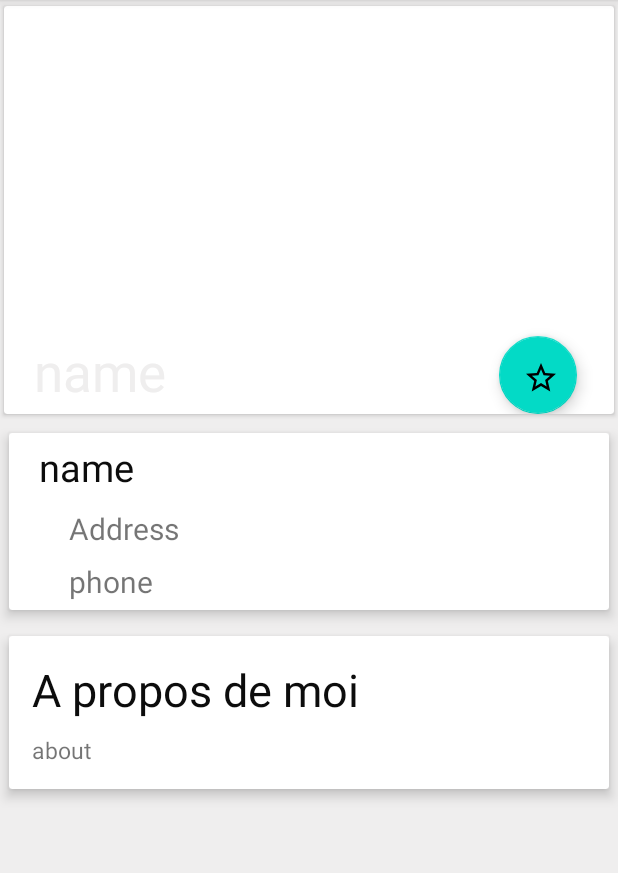
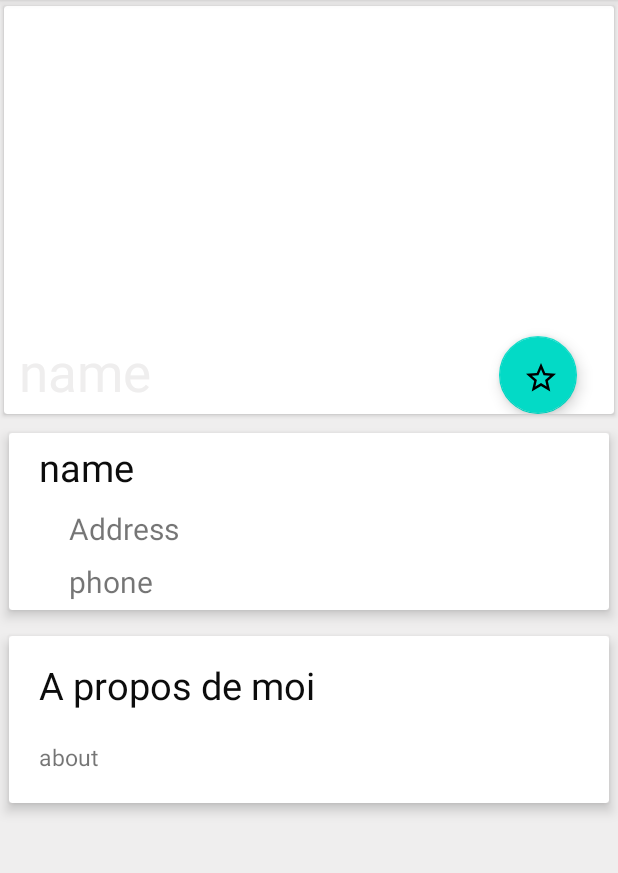
Before and after one commit to Emre-OVTR/Entrevoisins, an Android app: the InfoActivity screen opened directly, with no data from a screen before it, on a phone screen of 412 x 824 dp, the part 84-957 px from its top. Run offline under Robolectric (Android 15) with nearby library versions, the phone set to English and light mode, and no system bars; pictures from the network do not load; 6 statements that could not run were skipped.

Commit message:
InfoActivity

```diff
--- a/app/src/main/res/layout/activity_info.xml
+++ b/app/src/main/res/layout/activity_info.xml
@@ -35,7 +35,7 @@
             android:id="@+id/activity_info_name_text"
             android:layout_width="wrap_content"
             android:layout_height="wrap_content"
-            android:layout_marginStart="20dp"
+            android:layout_marginStart="10dp"
             android:layout_marginTop="220dp"
             android:text="name"
             android:textStyle="normal"
@@ -100,15 +100,17 @@
             android:text="A propos de moi"
             android:textStyle="normal"
             android:textColor="@color/colorSecondaryBlack"
-            android:textSize="30dp"
-            android:padding="15dp"></TextView>
+            android:textSize="25dp"
+            android:layout_marginStart="20dp"
+            android:layout_marginTop="15dp"
+            android:padding="0dp"></TextView>
 
 
         <TextView
         android:id="@+id/activity_info_about_text"
         android:layout_width="match_parent"
         android:layout_height="match_parent"
-        android:padding="15dp"
+        android:padding="20dp"
         android:text="about"
         android:textSize="15dp"
         android:layout_marginTop="50dp"    ></TextView>
```
